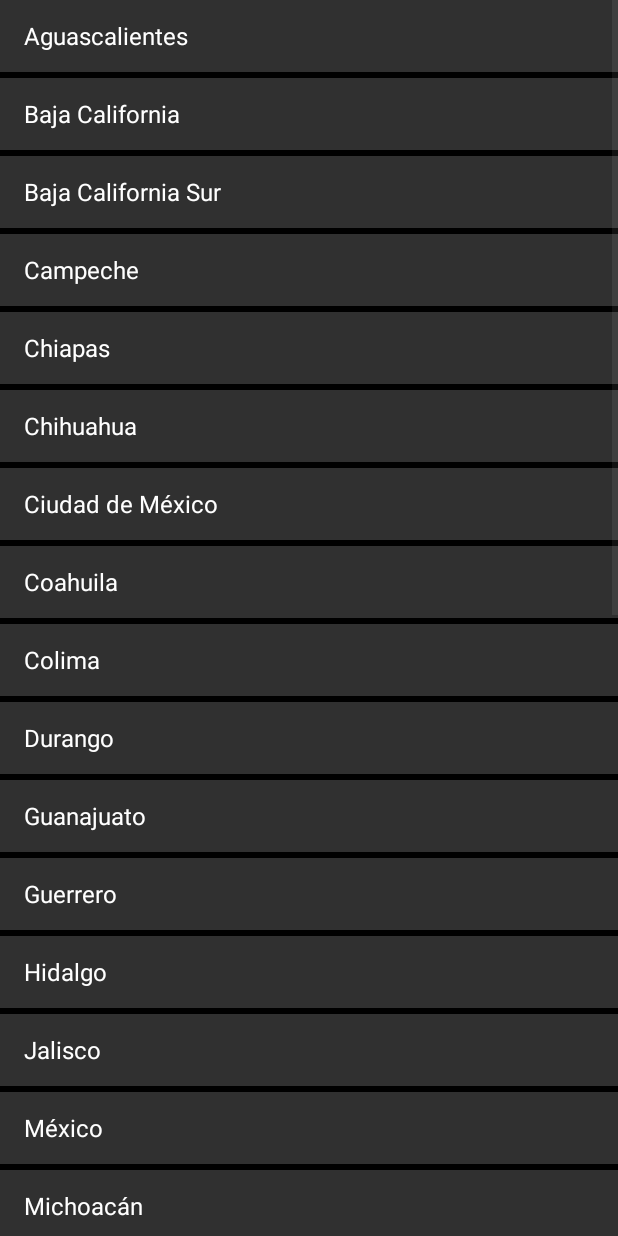
After one commit to Voidfractur/Geografia_VI, an Android app: the Activity_Capitales screen opened directly, with no data from a screen before it, on a phone screen of 412 x 824 dp. The commit adds this screen. Run offline under Robolectric (Android 15) with nearby library versions, the phone set to English and light mode, and no system bars; Roboto replaces fonts that are not available here.

Commit message:
ADD Activity Capitales

```diff
--- a/AppGeografia2/app/src/main/AndroidManifest.xml
+++ b/AppGeografia2/app/src/main/AndroidManifest.xml
@@ -13,7 +13,9 @@
         android:roundIcon="@mipmap/ic_launcher_round"
         android:supportsRtl="true"
         android:theme="@style/Theme.AppCompat.NoActionBar">
-        <activity android:name=".Activity_Ciudades"></activity>
+        <activity android:name=".Activity_Acelerometro"></activity>
+        <activity android:name=".Activity_Capitales" />
+        <activity android:name=".Activity_Ciudades" />
         <activity android:name=".Activity_Rompecabezas" /> <!-- android:theme="@style/Theme.AppGeografia2" -->
         <activity android:name=".Activity_Lecciones" />
         <activity android:name=".Activity_Galeria" />
--- /dev/null
+++ b/AppGeografia2/app/src/main/java/com/example/appgeografia2/Activity_Capitales.java
@@ -0,0 +1,89 @@
+package com.example.appgeografia2;
+
+import androidx.annotation.Nullable;
+import androidx.appcompat.app.AppCompatActivity;
+
+import android.content.Intent;
+import android.os.Bundle;
+import android.speech.RecognizerIntent;
+import android.speech.tts.TextToSpeech;
+import android.view.View;
+        import android.widget.AdapterView;
+        import android.widget.ArrayAdapter;
+        import android.widget.ListView;
+        import android.widget.Toast;
+
+        import java.util.Arrays;
+        import java.util.List;
+import java.util.Locale;
+
+public class Activity_Capitales extends AppCompatActivity  implements TextToSpeech.OnInitListener{
+    private static final int RECOGNIZE_SPEECH_ACTIVITY = 1;
+    private ListView lista;
+    private List<String> datos;
+    private List<String> capitales;
+    private TextToSpeech textToSpeech;
+    @Override
+    protected void onCreate(Bundle savedInstanceState) {
+        super.onCreate(savedInstanceState);
+        setContentView(R.layout.activity__capitales);
+        textToSpeech = new TextToSpeech(this, this);
+        lista = findViewById(R.id.listNoneChoice);
+        datos = Arrays.asList(getResources().getStringArray(R.array.entidades_federativas));
+        capitales = Arrays.asList(getResources().getStringArray(R.array.capitales));
+        ArrayAdapter<String> adaptador = new ArrayAdapter<>(this, android.R.layout.simple_list_item_1,datos);
+        lista.setAdapter(adaptador);
+        lista.setOnItemClickListener(new AdapterView.OnItemClickListener() {
+            @Override
+            public void onItemClick(AdapterView<?> parent, View view, int position, long id) {
+                //Toast.makeText(getApplicationContext(),parent.getAdapter().getItem(position).toString(),Toast.LENGTH_LONG).show();
+                speak("La capital de ".concat(parent.getAdapter().getItem(position).toString()).concat("es ").concat(capitales.get(getPosicion(parent.getAdapter().getItem(position).toString()))));
+            }
+        });
+    }
+
+    public int getPosicion(String text){
+        for (int i = 0; i < datos.size(); i++) {
+            if (datos.get(i).equals(text)){
+                return i;
+            }
+        }
+        return 0;
+    }
+    @Override
+    protected void onActivityResult(int requestCode, int resultCode, @Nullable Intent data) {
+        super.onActivityResult(requestCode, resultCode, data);
+        switch (requestCode) {
+            case RECOGNIZE_SPEECH_ACTIVITY:
+                if (resultCode == RESULT_OK && data != null) {
+                    List<String> coincidencias = data.getStringArrayListExtra(RecognizerIntent.EXTRA_RESULTS);
+                    String cadena = coincidencias.get(0);
+                    textToSpeech.setLanguage(new Locale("es", "MX"));
+                    speak(cadena);
+                }
+        }
+    }
+
+    @Override
+    public void onInit(int status) {
+        if (status == TextToSpeech.LANG_MISSING_DATA | status == TextToSpeech.LANG_NOT_SUPPORTED) {
+            Toast.makeText(this, "Error por falta de datos o el lenguaje no es soportado", Toast.LENGTH_LONG).show();
+        }
+    }
+
+    private void speak(String cadena) {
+        textToSpeech.speak(cadena, textToSpeech.QUEUE_FLUSH, null);
+        textToSpeech.setSpeechRate(0.0f);
+        textToSpeech.setPitch(0.0f);
+    }
+
+    @Override
+    protected void onDestroy() {
+        if (textToSpeech != null) {
+            textToSpeech.stop();
+            textToSpeech.shutdown();
+        }
+        super.onDestroy();
+    }
+
+}
--- a/AppGeografia2/app/src/main/java/com/example/appgeografia2/Activity_Lecciones.java
+++ b/AppGeografia2/app/src/main/java/com/example/appgeografia2/Activity_Lecciones.java
@@ -22,4 +22,8 @@ public class Activity_Lecciones extends AppCompatActivity {
         Intent ciudades = new Intent(getApplicationContext(), Activity_Ciudades.class);
         startActivity(ciudades);
     }
+    public void acrivityCapitales(View view){
+        Intent capitales = new Intent(getApplicationContext(), Activity_Capitales.class);
+        startActivity(capitales);
+    }
 }
--- /dev/null
+++ b/AppGeografia2/app/src/main/res/drawable/colores_item_lista.xml
@@ -0,0 +1,6 @@
+<?xml version="1.0" encoding="utf-8"?>
+<selector xmlns:android="http://schemas.android.com/apk/res/android">
+<item android:state_pressed="true" android:drawable="@android:color/holo_blue_dark"></item>
+<item android:drawable="@android:color/background_dark"></item>
+
+</selector>
--- /dev/null
+++ b/AppGeografia2/app/src/main/res/layout/activity__capitales.xml
@@ -0,0 +1,17 @@
+<?xml version="1.0" encoding="utf-8"?>
+<androidx.constraintlayout.widget.ConstraintLayout xmlns:android="http://schemas.android.com/apk/res/android"
+    xmlns:app="http://schemas.android.com/apk/res-auto"
+    xmlns:tools="http://schemas.android.com/tools"
+    android:layout_width="match_parent"
+    android:layout_height="match_parent"
+    tools:context=".Activity_Capitales">
+    <ListView
+        android:id="@+id/listNoneChoice"
+        android:layout_width="match_parent"
+        android:layout_height="match_parent"
+        android:divider="@color/black"
+        android:listSelector="@drawable/colores_item_lista"
+        android:dividerHeight="4dp"
+        tools:layout_editor_absoluteX="49dp"
+        tools:layout_editor_absoluteY="120dp" />
+</androidx.constraintlayout.widget.ConstraintLayout>
--- a/AppGeografia2/app/src/main/res/layout/activity__lecciones.xml
+++ b/AppGeografia2/app/src/main/res/layout/activity__lecciones.xml
@@ -75,6 +75,7 @@
                 android:layout_gravity="center"
                 android:background="?android:attr/activatedBackgroundIndicator"
                 android:contentDescription="@string/btn_lecciones"
+                android:onClick="acrivityCapitales"
                 app:srcCompat="@drawable/naturalezayeldesarrollosustentable" />
 
             <TextView
--- a/AppGeografia2/app/src/main/res/values/strings.xml
+++ b/AppGeografia2/app/src/main/res/values/strings.xml
@@ -19,9 +19,77 @@
     <string name="lbl_altitud">Altitud: </string>
 
     <string name="lbl_estudio">I Rompecabezas de paises</string>
-    <string name="lbl_naturaleza">II La naturaleza y el desarrollo sustentable</string>
-    <string name="lbl_poblacion">III La poblacion y su diversidad</string>
-    <string name="lbl_economia">IV La economia mundial</string>
+    <string name="lbl_naturaleza">III Estados y sus Capitales</string>
+    <string name="lbl_poblacion">IV La poblacion y su diversidad</string>
+    <string name="lbl_economia">V La economia mundial</string>
 
+    <string-array name="entidades_federativas">
+        <item> Aguascalientes</item>
+        <item> Baja California</item>
+        <item> Baja California Sur</item>
+        <item> Campeche</item>
+        <item> Chiapas</item>
+        <item> Chihuahua</item>
+        <item> Ciudad de México</item>
+        <item> Coahuila</item>
+        <item> Colima</item>
+        <item> Durango</item>
+        <item> Guanajuato</item>
+        <item> Guerrero</item>
+        <item> Hidalgo</item>
+        <item> Jalisco</item>
+        <item> México</item>
+        <item> Michoacán</item>
+        <item> Morelos</item>
+        <item> Nayarit</item>
+        <item> Nuevo León</item>
+        <item> Oaxaca</item>
+        <item> Puebla</item>
+        <item> Querétaro</item>
+        <item> Quintana Roo</item>
+        <item> San Luis Potosí</item>
+        <item> Sinaloa</item>
+        <item> Sonora</item>
+        <item> Tabasco</item>
+        <item> Tamaulipas</item>
+        <item> Tlaxcala</item>
+        <item> Veracruz</item>
+        <item> Yucatán</item>
+        <item> Zacatecas</item>
+    </string-array>
+    <string-array name="capitales">
+        <item>Aguascalientes</item>
+        <item>Mexicali</item>
+        <item>La Paz</item>
+        <item>San Francisco de Campeche</item>
+        <item>Tuxtla Gutiérrez</item>
+        <item>Chihuahua</item>
+        <item>Ciudad de México</item>
+        <item>Saltillo</item>
+        <item>Colima</item>
+        <item>Victoria de Durango</item>
+        <item>Guanajuato</item>
+        <item>Chilpancingo de los Bravo</item>
+        <item>Pachuca de Soto</item>
+        <item>Guadalajara</item>
+        <item>Toluca de Lerdo</item>
+        <item>Morelia</item>
+        <item>Cuernavaca</item>
+        <item>Tepic</item>
+        <item>Monterrey</item>
+        <item>Oaxaca de Juárez</item>
+        <item>Puebla de Zaragoza</item>
+        <item>Santiago de Querétaro</item>
+        <item>Chetumal</item>
+        <item>San Luis Potosí</item>
+        <item>Culiacán Rosales</item>
+        <item>Hermosillo</item>
+        <item>Villahermosa</item>
+        <item>Ciudad Victoria</item>
+        <item>Tlaxcala de Xicohténcatl</item>
+        <item>Xalapa-Enríquez</item>
+        <item>Mérida</item>
+        <item>Zacatecas</item>
 
+    </string-array>
 </resources>
```
Also changed, not shown: AppGeografia2/app/src/main/java/com/example/appgeografia2/Activity_Acelerometro.java (added, +14 -0 lines), AppGeografia2/app/src/main/res/layout/activity__acelerometro.xml (added, +9 -0 lines).
